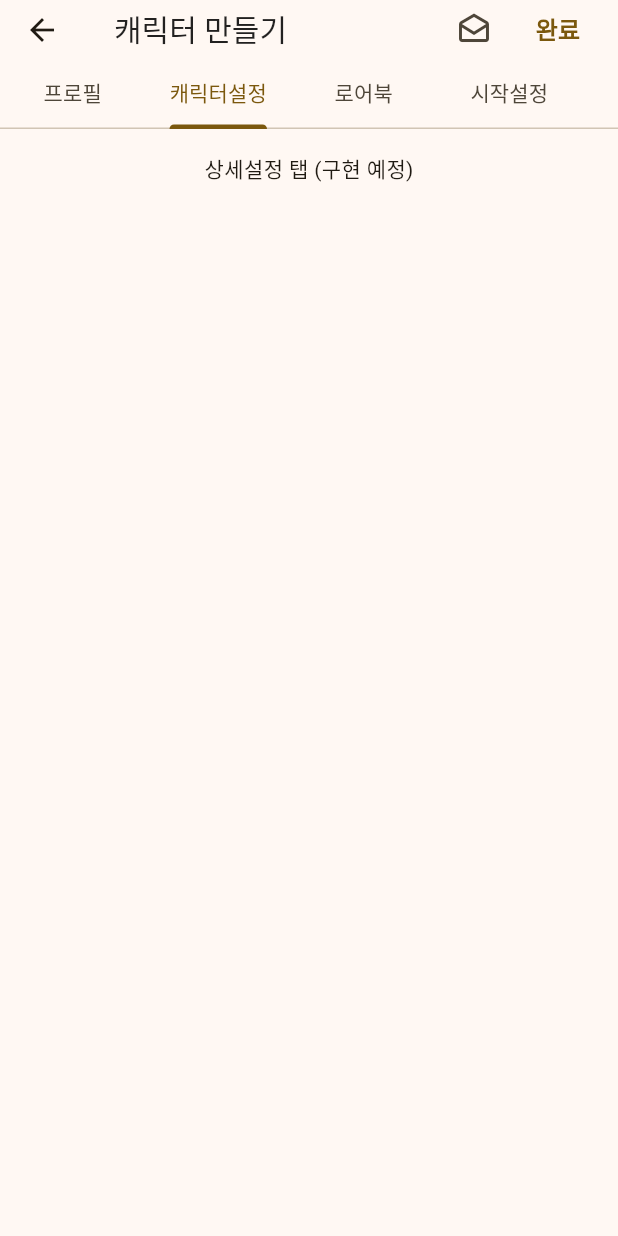
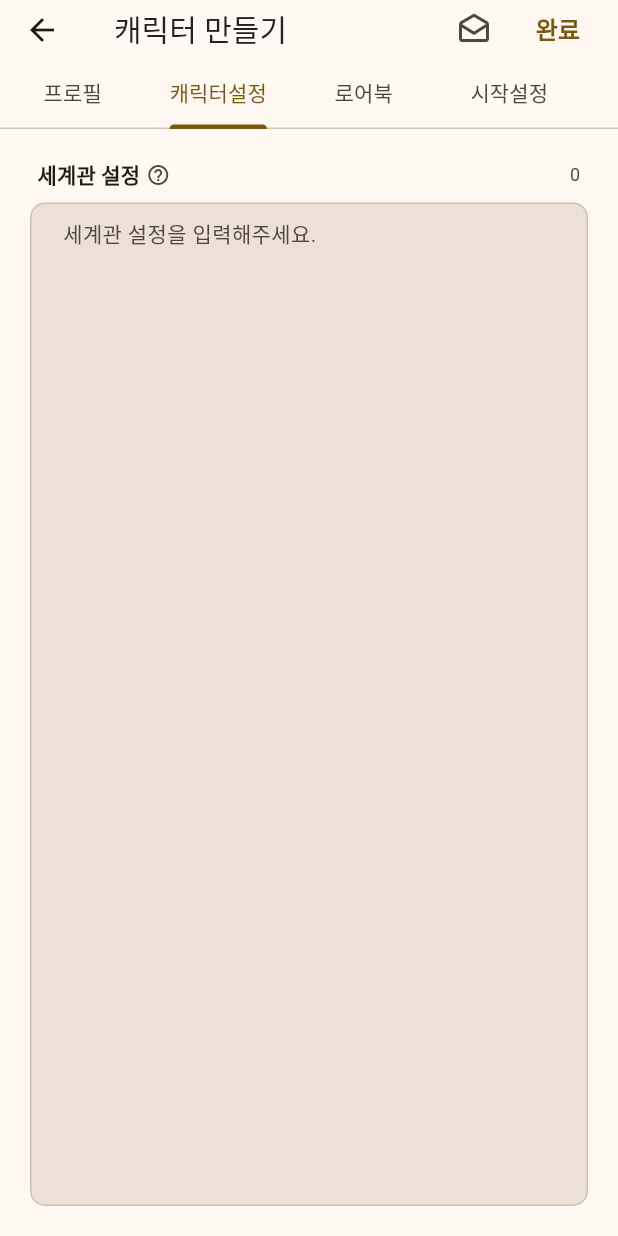
Before and after one commit to pudding-studio/flan, a Flutter app: the CharacterEditScreen screen opened directly, tab 2 chosen, on a phone screen of 412 x 824 dp. Run offline on Flutter 3.47's test engine with Material 3 defaults, Android fonts, the phone set to English and light mode, and no system bars.

Commit message:
feat(character): 캐릭터 설정 탭 구현
세계관 설정 입력 필드를 추가하여 캐릭터 설정 탭을 구현했습니다.
- 단일 섹션으로 구성된 캐릭터 설정 탭 추가
- 세계관 설정 텍스트 필드가 남은 영역 전체를 차지하도록 구현
- Expanded 위젯과 expands: true를 활용하여 전체 영역 활용
- ValueListenableBuilder로 실시간 글자수 카운터 구현
- 프로필 탭과 동일한 스타일 유지 (라벨, 도움말 아이콘, 글자수)

🤖 Generated with [Claude Code](https://claude.com/claude-code)

Co-Authored-By: Claude Sonnet 4.5 <noreply@anthropic.com>

```diff
--- a/lib/screens/character_edit_screen.dart
+++ b/lib/screens/character_edit_screen.dart
@@ -21,6 +21,7 @@ class _CharacterEditScreenState extends State<CharacterEditScreen>
   final _nameController = TextEditingController();
   final _summaryController = TextEditingController();
   final _keywordsController = TextEditingController();
+  final _worldSettingController = TextEditingController();
 
   bool get _isEditMode => widget.characterId != null;
 
@@ -36,6 +37,7 @@ class _CharacterEditScreenState extends State<CharacterEditScreen>
     _nameController.dispose();
     _summaryController.dispose();
     _keywordsController.dispose();
+    _worldSettingController.dispose();
     super.dispose();
   }
 
@@ -176,13 +178,101 @@ class _CharacterEditScreenState extends State<CharacterEditScreen>
   }
 
   Widget _buildDetailSettingsTab() {
-    return ListView(
-      padding: const EdgeInsets.all(UIConstants.spacing16),
-      children: const [
-        Center(
-          child: Text('상세설정 탭 (구현 예정)'),
-        ),
-      ],
+    return Padding(
+      padding: const EdgeInsets.all(UIConstants.spacing20),
+      child: Column(
+        crossAxisAlignment: CrossAxisAlignment.start,
+        children: [
+          Padding(
+            padding: const EdgeInsets.symmetric(horizontal: 5),
+            child: Row(
+              crossAxisAlignment: CrossAxisAlignment.center,
+              children: [
+                Text(
+                  '세계관 설정',
+                  style: Theme.of(context).textTheme.titleSmall?.copyWith(
+                        fontWeight: FontWeight.w600,
+                      ),
+                ),
+                const SizedBox(width: 4),
+                GestureDetector(
+                  onTap: () {
+                    showDialog(
+                      context: context,
+                      builder: (context) => AlertDialog(
+                        content: const Text('캐릭터가 속한 세계관이나 배경 설정을 자유롭게 작성해주세요.'),
+                        actions: [
+                          TextButton(
+                            onPressed: () => Navigator.pop(context),
+                            child: const Text('확인'),
+                          ),
+                        ],
+                      ),
+                    );
+                  },
+                  child: Icon(
+                    Icons.help_outline,
+                    size: 16,
+                    color: Theme.of(context).colorScheme.onSurfaceVariant,
+                  ),
+                ),
+                const Spacer(),
+                ValueListenableBuilder<TextEditingValue>(
+                  valueListenable: _worldSettingController,
+                  builder: (context, value, child) {
+                    return Text(
+                      '${value.text.length}',
+                      style: Theme.of(context).textTheme.bodySmall?.copyWith(
+                            color: Theme.of(context).colorScheme.onSurfaceVariant,
+                          ),
+                    );
+                  },
+                ),
+              ],
+            ),
+          ),
+          const SizedBox(height: 8),
+          Expanded(
+            child: TextFormField(
+              controller: _worldSettingController,
+              style: Theme.of(context).textTheme.bodyMedium,
+              decoration: InputDecoration(
+                hintText: '세계관 설정을 입력해주세요.',
+                hintStyle: Theme.of(context).textTheme.bodyMedium?.copyWith(
+                      color: Theme.of(context).colorScheme.onSurfaceVariant,
+                    ),
+                border: OutlineInputBorder(
+                  borderRadius: BorderRadius.circular(10),
+                  borderSide: BorderSide(
+                    color: Theme.of(context).colorScheme.outline.withOpacity(0.3),
+                  ),
+                ),
+                enabledBorder: OutlineInputBorder(
+                  borderRadius: BorderRadius.circular(10),
+                  borderSide: BorderSide(
+                    color: Theme.of(context).colorScheme.outline.withOpacity(0.3),
+                  ),
+                ),
+                focusedBorder: OutlineInputBorder(
+                  borderRadius: BorderRadius.circular(10),
+                  borderSide: BorderSide(
+                    color: Theme.of(context).colorScheme.primary,
+                  ),
+                ),
+                contentPadding: const EdgeInsets.symmetric(
+                  horizontal: 18,
+                  vertical: 10,
+                ),
+                counterText: '',
+                isDense: true,
+              ),
+              maxLines: null,
+              expands: true,
+              textAlignVertical: TextAlignVertical.top,
+            ),
+          ),
+        ],
+      ),
     );
   }
 
```
